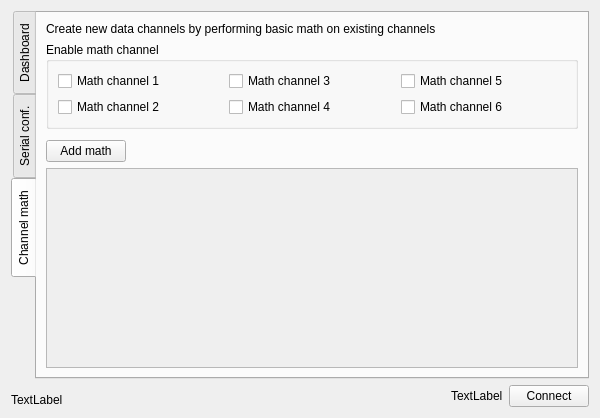
This is mainwindow.ui in vedranMv/dataDashboard as Qt 5 draws it before an edit. The edited form follows.
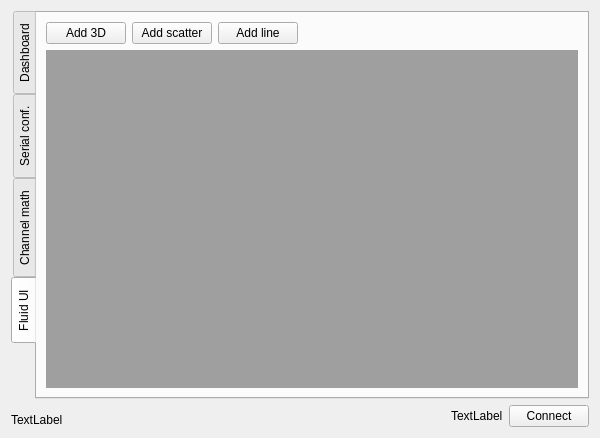
This is the edited form. The open tabs and pages were chosen to show the change. Custom widgets are drawn as their Qt base class.

Commit message: Experimenting with dynamically created graphs

```diff
--- a/mainwindow.ui
+++ b/mainwindow.ui
@@ -7,7 +7,7 @@
     <x>0</x>
     <y>0</y>
     <width>600</width>
-    <height>400</height>
+    <height>420</height>
    </rect>
   </property>
   <property name="windowTitle">
@@ -265,7 +265,7 @@
                    <x>0</x>
                    <y>0</y>
                    <width>248</width>
-                   <height>73</height>
+                   <height>83</height>
                   </rect>
                  </property>
                  <layout class="QVBoxLayout" name="verticalLayout_5">
@@ -378,7 +378,7 @@
            <item>
             <widget class="QPushButton" name="addMathComp">
              <property name="text">
-              <string>Add math</string>
+              <string>Add component</string>
              </property>
             </widget>
            </item>
@@ -397,6 +397,13 @@
            </item>
           </layout>
          </item>
+         <item>
+          <widget class="QLabel" name="label_12">
+           <property name="text">
+            <string>Active math components</string>
+           </property>
+          </widget>
+         </item>
          <item>
           <widget class="QScrollArea" name="scrollArea_2">
            <property name="minimumSize">
@@ -421,6 +428,15 @@
              </rect>
             </property>
             <layout class="QVBoxLayout" name="verticalLayout_7">
+             <property name="leftMargin">
+              <number>5</number>
+             </property>
+             <property name="rightMargin">
+              <number>5</number>
+             </property>
+             <property name="bottomMargin">
+              <number>0</number>
+             </property>
              <item>
               <layout class="QVBoxLayout" name="mathCompLayout"/>
              </item>
@@ -432,6 +448,77 @@
        </item>
       </layout>
      </widget>
+     <widget class="QWidget" name="fluidUI">
+      <attribute name="title">
+       <string>Fluid UI</string>
+      </attribute>
+      <layout class="QVBoxLayout" name="verticalLayout_8">
+       <item>
+        <layout class="QHBoxLayout" name="horizontalLayout_8">
+         <item>
+          <widget class="QPushButton" name="add3D">
+           <property name="text">
+            <string>Add 3D</string>
+           </property>
+          </widget>
+         </item>
+         <item>
+          <widget class="QPushButton" name="addScatter">
+           <property name="text">
+            <string>Add scatter</string>
+           </property>
+          </widget>
+         </item>
+         <item>
+          <widget class="QPushButton" name="addLine">
+           <property name="text">
+            <string>Add line</string>
+           </property>
+          </widget>
+         </item>
+         <item>
+          <spacer name="horizontalSpacer_6">
+           <property name="orientation">
+            <enum>Qt::Horizontal</enum>
+           </property>
+           <property name="sizeHint" stdset="0">
+            <size>
+             <width>40</width>
+             <height>20</height>
+            </size>
+           </property>
+          </spacer>
+         </item>
+        </layout>
+       </item>
+       <item>
+        <spacer name="verticalSpacer_3">
+         <property name="orientation">
+          <enum>Qt::Vertical</enum>
+         </property>
+         <property name="sizeHint" stdset="0">
+          <size>
+           <width>20</width>
+           <height>40</height>
+          </size>
+         </property>
+        </spacer>
+       </item>
+       <item>
+        <widget class="QMdiArea" name="mdiArea">
+         <property name="frameShadow">
+          <enum>QFrame::Raised</enum>
+         </property>
+         <property name="viewMode">
+          <enum>QMdiArea::SubWindowView</enum>
+         </property>
+         <property name="tabsClosable">
+          <bool>false</bool>
+         </property>
+        </widget>
+       </item>
+      </layout>
+     </widget>
     </widget>
    </item>
    <item>
```
The commit also changes 2 other files.
